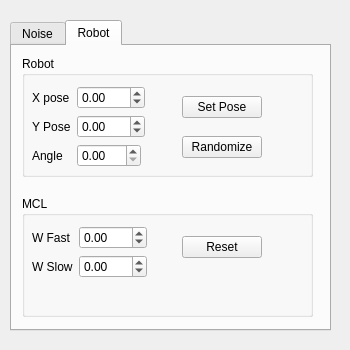
Qt form control.ui (haritsahm/monte-carlo-localization) before a commit.
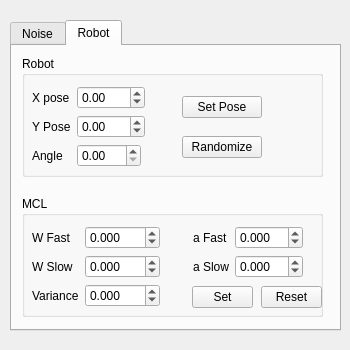
The same form after that commit.

Diff of the .ui file:
```diff
--- a/control.ui
+++ b/control.ui
@@ -18,7 +18,7 @@
     <rect>
      <x>10</x>
      <y>20</y>
-     <width>321</width>
+     <width>331</width>
      <height>311</height>
     </rect>
    </property>
@@ -251,7 +251,7 @@
       <rect>
        <x>10</x>
        <y>10</y>
-       <width>291</width>
+       <width>301</width>
        <height>121</height>
       </rect>
      </property>
@@ -263,7 +263,7 @@
        <rect>
         <x>0</x>
         <y>20</y>
-        <width>145</width>
+        <width>151</width>
         <height>101</height>
        </rect>
       </property>
@@ -380,7 +380,7 @@
       <rect>
        <x>10</x>
        <y>150</y>
-       <width>291</width>
+       <width>301</width>
        <height>121</height>
       </rect>
      </property>
@@ -392,7 +392,7 @@
        <rect>
         <x>0</x>
         <y>20</y>
-        <width>148</width>
+        <width>165</width>
         <height>101</height>
        </rect>
       </property>
@@ -421,6 +421,9 @@
        </item>
        <item row="0" column="1">
         <widget class="QDoubleSpinBox" name="dspin_mcl_wfast">
+         <property name="decimals">
+          <number>3</number>
+         </property>
          <property name="minimum">
           <double>-550.000000000000000</double>
          </property>
@@ -444,6 +447,9 @@
        </item>
        <item row="1" column="1">
         <widget class="QDoubleSpinBox" name="dspin_mcl_wslow">
+         <property name="decimals">
+          <number>3</number>
+         </property>
          <property name="minimum">
           <double>-400.000000000000000</double>
          </property>
@@ -455,14 +461,37 @@
          </property>
         </widget>
        </item>
+       <item row="2" column="1">
+        <widget class="QDoubleSpinBox" name="dspin_mcl_variance">
+         <property name="decimals">
+          <number>3</number>
+         </property>
+         <property name="minimum">
+          <double>-100.000000000000000</double>
+         </property>
+         <property name="maximum">
+          <double>100.000000000000000</double>
+         </property>
+         <property name="singleStep">
+          <double>0.010000000000000</double>
+         </property>
+        </widget>
+       </item>
+       <item row="2" column="0">
+        <widget class="QLabel" name="label_3">
+         <property name="text">
+          <string>Variance</string>
+         </property>
+        </widget>
+       </item>
       </layout>
      </widget>
      <widget class="QPushButton" name="button_mcl_reset">
       <property name="geometry">
        <rect>
-        <x>160</x>
-        <y>40</y>
-        <width>80</width>
+        <x>239</x>
+        <y>90</y>
+        <width>61</width>
         <height>22</height>
        </rect>
       </property>
@@ -470,6 +499,95 @@
        <string>Reset</string>
       </property>
      </widget>
+     <widget class="QPushButton" name="button_mcl_setparam">
+      <property name="geometry">
+       <rect>
+        <x>170</x>
+        <y>90</y>
+        <width>61</width>
+        <height>22</height>
+       </rect>
+      </property>
+      <property name="text">
+       <string>Set</string>
+      </property>
+     </widget>
+     <widget class="QWidget" name="formLayoutWidget_5">
+      <property name="geometry">
+       <rect>
+        <x>161</x>
+        <y>20</y>
+        <width>151</width>
+        <height>72</height>
+       </rect>
+      </property>
+      <layout class="QFormLayout" name="formLayout_5">
+       <property name="fieldGrowthPolicy">
+        <enum>QFormLayout::ExpandingFieldsGrow</enum>
+       </property>
+       <property name="leftMargin">
+        <number>10</number>
+       </property>
+       <property name="topMargin">
+        <number>10</number>
+       </property>
+       <property name="rightMargin">
+        <number>10</number>
+       </property>
+       <property name="bottomMargin">
+        <number>10</number>
+       </property>
+       <item row="0" column="0">
+        <widget class="QLabel" name="label_12">
+         <property name="text">
+          <string>a Fast</string>
+         </property>
+        </widget>
+       </item>
+       <item row="0" column="1">
+        <widget class="QDoubleSpinBox" name="dspin_mcl_afast">
+         <property name="decimals">
+          <number>3</number>
+         </property>
+         <property name="minimum">
+          <double>-10.000000000000000</double>
+         </property>
+         <property name="maximum">
+          <double>10.000000000000000</double>
+         </property>
+         <property name="singleStep">
+          <double>0.010000000000000</double>
+         </property>
+         <property name="value">
+          <double>0.000000000000000</double>
+         </property>
+        </widget>
+       </item>
+       <item row="1" column="0">
+        <widget class="QLabel" name="label_13">
+         <property name="text">
+          <string>a Slow</string>
+         </property>
+        </widget>
+       </item>
+       <item row="1" column="1">
+        <widget class="QDoubleSpinBox" name="dspin_mcl_aslow">
+         <property name="decimals">
+          <number>3</number>
+         </property>
+         <property name="minimum">
+          <double>-10.000000000000000</double>
+         </property>
+         <property name="maximum">
+          <double>10.000000000000000</double>
+         </property>
+         <property name="singleStep">
+          <double>0.010000000000000</double>
+         </property>
+        </widget>
+       </item>
+      </layout>
+     </widget>
     </widget>
    </widget>
   </widget>
```
Left out of the diff: 18 changed lines with no effect on the pictures.
